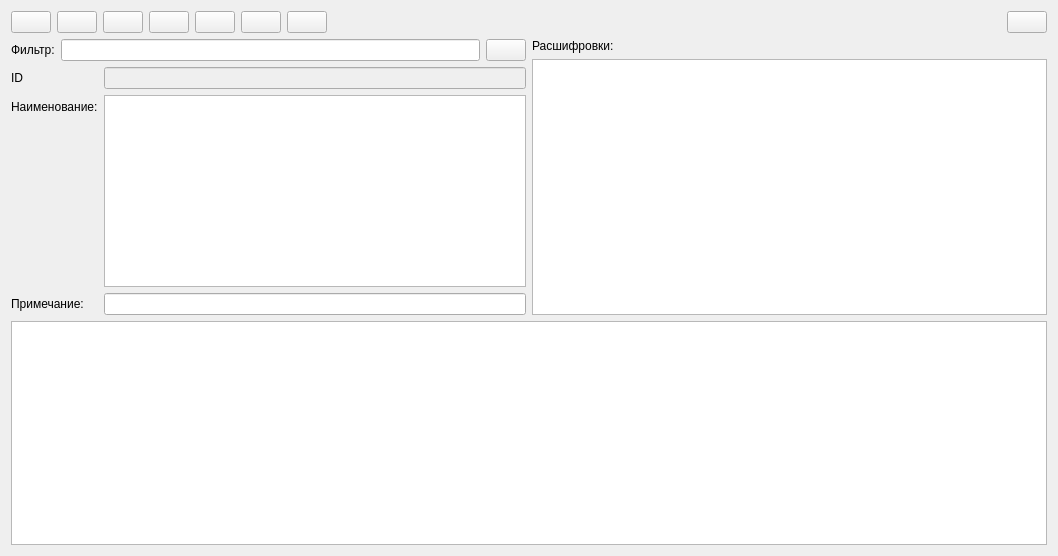
Above: formcounterparties.ui from GorINIch73/Audit before the change. Below: the same form after it.
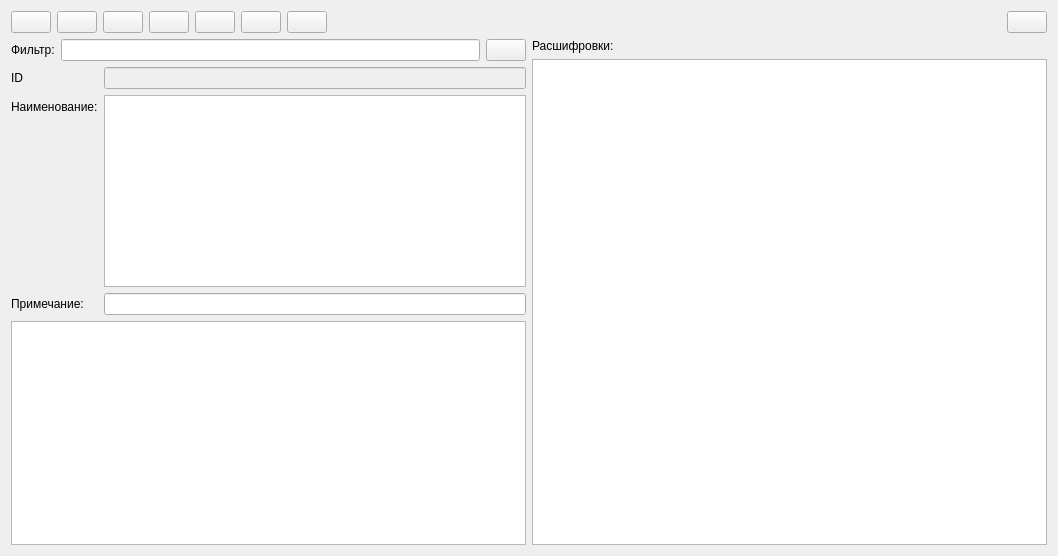
That is the form after the change. Icons and pictures are not drawn.

Diff of the .ui file:
```diff
--- a/formcounterparties.ui
+++ b/formcounterparties.ui
@@ -219,6 +219,9 @@
          </item>
         </layout>
        </item>
+       <item>
+        <widget class="QTableView" name="tableView_counterparties"/>
+       </item>
       </layout>
      </item>
      <item>
@@ -244,9 +247,6 @@
      </item>
     </layout>
    </item>
-   <item>
-    <widget class="QTableView" name="tableView_counterparties"/>
-   </item>
   </layout>
  </widget>
  <resources>
```
